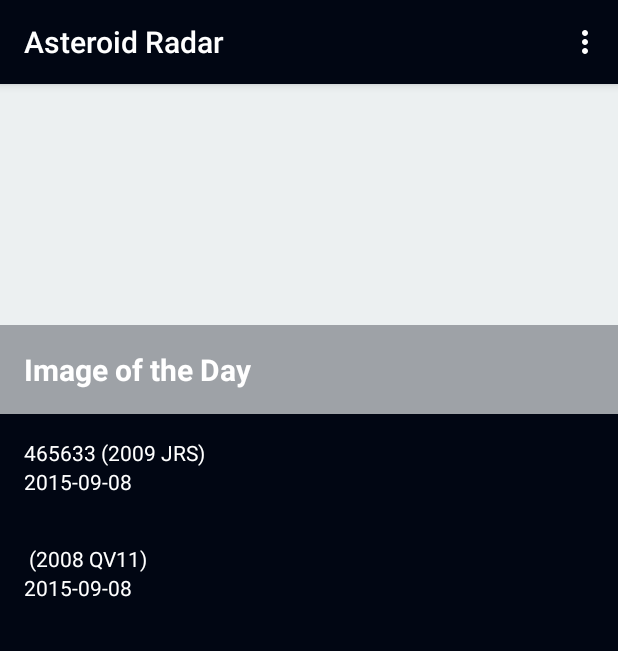
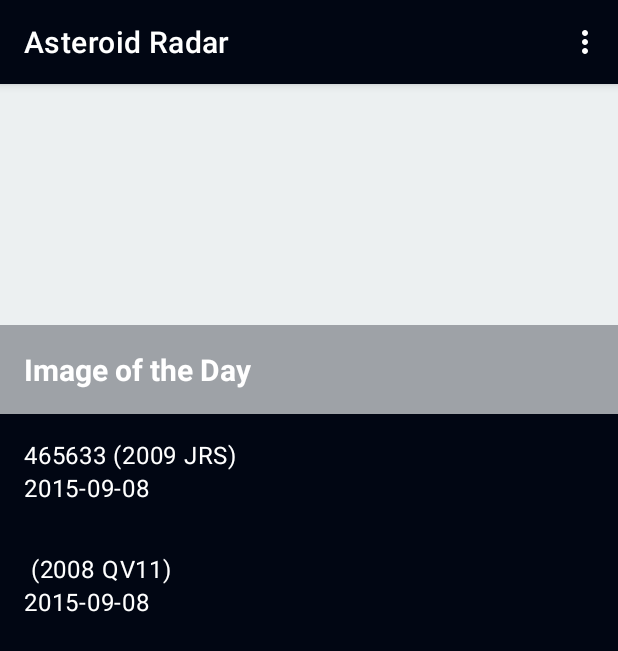
Before and after one commit to Manasask8127/AsteroidRadar, an Android app: the screen it shows after launch (MainActivity), in the options menu, after a tap on "View saved asteroids", on a phone screen of 412 x 824 dp. Shown: the top 651 px of the screen. Run offline under Robolectric (Android 15) with nearby library versions, the phone set to English and light mode, and no system bars; our stand-ins replace Picasso, Room's generated code, Timber, data binding; pictures from the network do not load; 5 statements that could not run were skipped.

Commit message:
implemented designing

```diff
--- a/app/build.gradle
+++ b/app/build.gradle
@@ -76,4 +76,7 @@ dependencies {
 
     // Logging
     implementation "com.jakewharton.timber:timber:4.7.1"
+
+    //material design
+    implementation 'com.google.android.material:material:1.3.0'
 }
--- a/app/src/main/AndroidManifest.xml
+++ b/app/src/main/AndroidManifest.xml
@@ -11,7 +11,7 @@
         android:label="@string/app_name"
         android:roundIcon="@mipmap/ic_launcher_round"
         android:supportsRtl="true"
-        android:theme="@style/AppTheme">
+        android:theme="@style/Theme.AstreoidRadar">
         <activity android:name=".MainActivity">
             <intent-filter>
                 <action android:name="android.intent.action.MAIN" />
--- a/app/src/main/java/com/udacity/asteroidradar/api/NetworkUtils.kt
+++ b/app/src/main/java/com/udacity/asteroidradar/api/NetworkUtils.kt
@@ -1,5 +1,8 @@
 package com.udacity.asteroidradar.api
 
+import android.content.Context
+import android.net.ConnectivityManager
+import android.net.NetworkInfo
 import android.os.Build
 import com.udacity.asteroidradar.domain.Asteroid
 import com.udacity.asteroidradar.Constants
@@ -60,3 +63,9 @@ private fun getNextSevenDaysFormattedDates(): ArrayList<String> {
 
     return formattedDateList
 }
+
+fun checKNetwork(context: Context):Boolean{
+    val connectivityManager=context.getSystemService(Context.CONNECTIVITY_SERVICE) as ConnectivityManager
+    val networkInfo: NetworkInfo? =connectivityManager.activeNetworkInfo
+    return networkInfo?.isConnected ==true
+}
--- a/app/src/main/java/com/udacity/asteroidradar/main/MainFragment.kt
+++ b/app/src/main/java/com/udacity/asteroidradar/main/MainFragment.kt
@@ -44,20 +44,8 @@ class MainFragment : Fragment() {
             }
         })
 
-//        viewModel.connectToNetwork.observe(viewLifecycleOwner, Observer {
-//            if(it==false)
-//                viewModel.checkNetworkAndRefresh()
-//        })
 
-        viewModel.showSnackBar.observe(viewLifecycleOwner, Observer {
-            if(it==true){
-                val snackbar=Snackbar.make(binding.mainFragmentLayout,"Refresh",Snackbar.LENGTH_INDEFINITE)
-                snackbar.setAction("Refresh"){
-                    viewModel.checkNetworkAndRefresh()
-                }
-                snackbar.show()
-            }
-        })
+
 
         return binding.root
     }
--- a/app/src/main/java/com/udacity/asteroidradar/main/MainViewModel.kt
+++ b/app/src/main/java/com/udacity/asteroidradar/main/MainViewModel.kt
@@ -10,6 +10,7 @@ import androidx.lifecycle.MutableLiveData
 import androidx.lifecycle.ViewModel
 import androidx.lifecycle.viewModelScope
 import com.udacity.asteroidradar.PictureOfDay
+import com.udacity.asteroidradar.api.checKNetwork
 import com.udacity.asteroidradar.database.getDatabase
 import com.udacity.asteroidradar.domain.Asteroid
 import com.udacity.asteroidradar.repository.AsteroidRepository
@@ -20,9 +21,6 @@ class MainViewModel(val application: Application):ViewModel() {
     private val database=getDatabase(application)
      private val repository=AsteroidRepository(database)
 
-    private  val _connectToNetwork=MutableLiveData<Boolean>()
-    val connectToNetwork:LiveData<Boolean>
-    get() = _connectToNetwork
 
     private var _navigateToDetails= MutableLiveData<Asteroid>()
 
@@ -82,14 +80,14 @@ class MainViewModel(val application: Application):ViewModel() {
 
     fun checkNetworkAndRefresh()
     {
-        _connectToNetwork.value=false
+        //_connectToNetwork.value=false
         refreshAsteroids()
         refreshPicture()
     }
 
     fun refreshPicture(){
-        checKNetwork()
-        if(connectToNetwork.value==true)
+        //checKNetwork()
+        if(checKNetwork(application))
         {
             viewModelScope.launch {
                 _pictureOfDay.value=repository.refreshPicture()
@@ -98,22 +96,20 @@ class MainViewModel(val application: Application):ViewModel() {
     }
 
     fun refreshAsteroids(){
-        checKNetwork()
-        if(connectToNetwork.value==true)
+        //checKNetwork()
+        if(checKNetwork(application)) {
             viewModelScope.launch {
                 repository.refreshAsteroids()
             }
+        }
         else{
-            _showSnackBar.value=true
             Toast.makeText(application,"No network connection",Toast.LENGTH_SHORT).show()
         }
     }
 
-    fun checKNetwork(){
-        val connectivityManager=application.getSystemService(Context.CONNECTIVITY_SERVICE) as ConnectivityManager
-        val networkInfo: NetworkInfo? =connectivityManager.activeNetworkInfo
-        _connectToNetwork.value= networkInfo?.isConnected
-    }
+
+
+
 
 
 
--- a/app/src/main/res/layout/asteroid_item.xml
+++ b/app/src/main/res/layout/asteroid_item.xml
@@ -29,6 +29,7 @@
         tools:text="68347 ( 2001 KB67)"
         android:textColor="@color/default_text_color"
         android:text="@{asteroid.codename}"
+        style="@style/asteroidTextView"
         />
 
     <TextView
@@ -41,6 +42,7 @@
         android:textColor="@color/default_text_color"
         tools:text="2020-02-08"
         android:text="@{asteroid.closeApproachDate}"
+        style="@style/asteroidTextView"
         />
 
     <ImageView
--- /dev/null
+++ b/app/src/main/res/values-night/themes.xml
@@ -0,0 +1,12 @@
+<?xml version="1.0" encoding="utf-8"?>
+<resources>
+    <style name="Theme.AstreoidRadar" parent="Theme.MaterialComponents.DayNight.DarkActionBar">
+    <item name="colorPrimary">@color/colorPrimary</item>
+    <item name="colorPrimaryVariant">@color/colorPrimaryVariant</item>
+    <item name="colorOnPrimary">@color/colorOnPrimary</item>
+
+    <item name="colorSecondary">@color/colorSecondary</item>
+    <item name="colorSecondaryVariant">@color/colorSecondaryVariant</item>
+    <item name="colorOnSecondary">@color/colorOnSecondary</item>
+    </style>
+</resources>
--- a/app/src/main/res/values/colors.xml
+++ b/app/src/main/res/values/colors.xml
@@ -1,7 +1,13 @@
 <?xml version="1.0" encoding="utf-8"?>
 <resources>
     <color name="colorPrimary">#010613</color>
-    <color name="colorPrimaryDark">#010613</color>
+    <color name="colorPrimaryVariant">#010613</color>
+    <color name="colorOnPrimary">#FFFFFF</color>
+
+    <color name="colorSecondary">#FFFFFF</color>
+    <color name="colorSecondaryVariant">#FFFFFF</color>
+    <color name="colorOnSecondary">#010613</color>
+
     <color name="colorAccent">#FF8282</color>
     <color name="app_background">#010613</color>
     <color name="default_text_color">#FFFFFF</color>
--- a/app/src/main/res/values/styles.xml
+++ b/app/src/main/res/values/styles.xml
@@ -1,11 +1,19 @@
 <resources>
 
-    <!-- Base application theme. -->
-    <style name="AppTheme" parent="Theme.AppCompat.Light.DarkActionBar">
-        <!-- Customize your theme here. -->
-        <item name="colorPrimary">@color/colorPrimary</item>
-        <item name="colorPrimaryDark">@color/colorPrimaryDark</item>
-        <item name="colorAccent">@color/colorAccent</item>
+<!--     Base application theme.-->
+<!--    <style name="AppTheme" parent="Theme.AppCompat.Light.DarkActionBar">-->
+<!--        &lt;!&ndash; Customize your theme here. &ndash;&gt;-->
+<!--        <item name="colorPrimary">@color/colorPrimary</item>-->
+<!--        <item name="colorPrimaryDark">@color/colorPrimaryDark</item>-->
+<!--        <item name="colorAccent">@color/colorAccent</item>-->
+<!--    </style>-->
+
+
+    <style name="asteroidTextView" parent="Widget.AppCompat.TextView">
+        <item name="android:gravity">center_vertical</item>
+        <item name="android:textAppearance">?attr/textAppearanceBody1</item>
+        <item name="android:textColor">@color/colorOnPrimary</item>
     </style>
 
+
 </resources>
--- /dev/null
+++ b/app/src/main/res/values/themes.xml
@@ -0,0 +1,13 @@
+<?xml version="1.0" encoding="utf-8"?>
+<resources>
+    <style name="Theme.AstreoidRadar" parent="Theme.MaterialComponents.DayNight.DarkActionBar">
+        <item name="colorPrimary">@color/colorPrimary</item>
+        <item name="colorPrimaryVariant">@color/colorPrimaryVariant</item>
+        <item name="colorOnPrimary">@color/colorOnPrimary</item>
+
+        <item name="colorSecondary">@color/colorSecondary</item>
+        <item name="colorSecondaryVariant">@color/colorSecondaryVariant</item>
+        <item name="colorOnSecondary">@color/colorOnSecondary</item>
+
+    </style>
+</resources>
```
